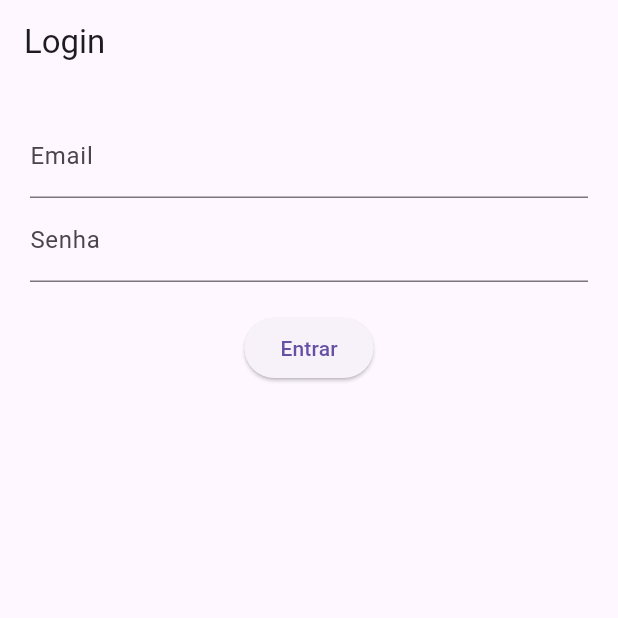
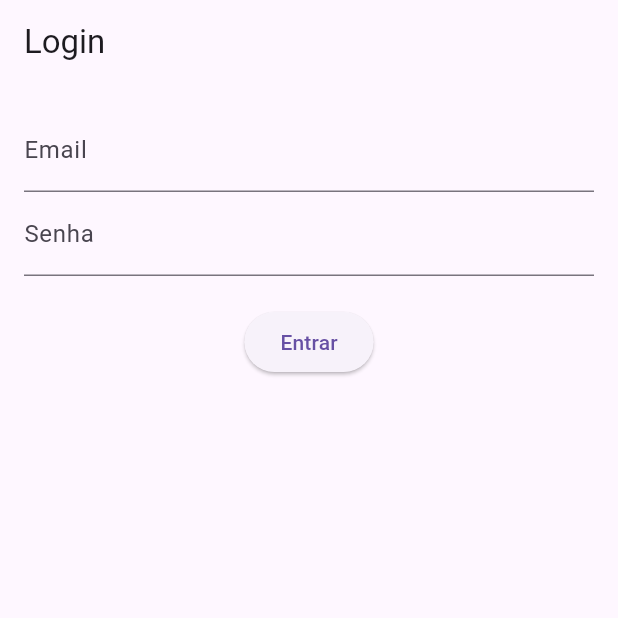
Before and after one commit to jhamiljeferson/sistema, a Flutter app: the screen it shows after launch, on a phone screen of 412 x 824 dp, the top half of it. Run offline on Flutter 3.47's test engine with Material 3 defaults, Android fonts, the phone set to English and light mode, and no system bars; our stand-ins replace shared_preferences.

Commit message:
Atualização do código com melhorias

```diff
--- a/teste_api/lib/main.dart
+++ b/teste_api/lib/main.dart
@@ -1,23 +1,29 @@
-
 import 'package:flutter/material.dart';
 import 'package:provider/provider.dart';
+import 'package:teste_api/screens/task_screen.dart';
+import 'services/auth_service.dart';
 import 'screens/login_screen.dart';
-import 'services/auth_service.dart';
 
 void main() {
   runApp(
-    ChangeNotifierProvider(create: (_) => AuthService(), child: const MyApp()),
+    ChangeNotifierProvider(
+      create: (_) => AuthService()..loadToken(),
+      child: MyApp(),
+    ),
   );
 }
 
 class MyApp extends StatelessWidget {
-  const MyApp({super.key});
   @override
   Widget build(BuildContext context) {
     return MaterialApp(
-      title: 'ToDo App',
+      title: 'App de Tarefas',
       theme: ThemeData(primarySwatch: Colors.blue),
-      home: const LoginScreen(),
+      home: Consumer<AuthService>(
+        builder: (context, auth, _) {
+          return auth.token == null ? LoginScreen() : TasksScreen();
+        },
+      ),
     );
   }
 }
--- a/teste_api/lib/models/task.dart
+++ b/teste_api/lib/models/task.dart
@@ -1,15 +1,11 @@
 class Task {
-  final String id;
+  final int id;
   final String title;
-  final bool completed;
+  bool completed;
 
   Task({required this.id, required this.title, required this.completed});
 
   factory Task.fromJson(Map<String, dynamic> json) {
-    return Task(
-      id: json['id']?.toString() ?? '',
-      title: json['title'] ?? '',
-      completed: json['completed'] ?? false,
-    );
+    return Task(id: json['id'], title: json['title'], completed: json['done']);
   }
 }
--- a/teste_api/lib/screens/login_screen.dart
+++ b/teste_api/lib/screens/login_screen.dart
@@ -1,57 +1,54 @@
-
 import 'package:flutter/material.dart';
 import 'package:provider/provider.dart';
 import '../services/auth_service.dart';
-import 'task_screen.dart';
 
 class LoginScreen extends StatefulWidget {
-  const LoginScreen({super.key});
-
   @override
-  State<LoginScreen> createState() => _LoginScreenState();
+  _LoginScreenState createState() => _LoginScreenState();
 }
 
 class _LoginScreenState extends State<LoginScreen> {
-  final emailCtrl = TextEditingController();
-  final passCtrl = TextEditingController();
-  bool error = false;
+  final _emailController = TextEditingController();
+  final _passwordController = TextEditingController();
+  bool _loading = false;
+
+  Future<void> _login() async {
+    setState(() => _loading = true);
+    final auth = Provider.of<AuthService>(context, listen: false);
+    bool success = await auth.login(
+      _emailController.text,
+      _passwordController.text,
+    );
+    setState(() => _loading = false);
+
+    if (!success) {
+      ScaffoldMessenger.of(
+        context,
+      ).showSnackBar(SnackBar(content: Text("Login falhou!")));
+    }
+  }
 
   @override
   Widget build(BuildContext context) {
-    final auth = Provider.of<AuthService>(context);
-
     return Scaffold(
-      appBar: AppBar(title: const Text("Login")),
+      appBar: AppBar(title: Text("Login")),
       body: Padding(
-        padding: const EdgeInsets.all(20.0),
+        padding: const EdgeInsets.all(16.0),
         child: Column(
           children: [
             TextField(
-              controller: emailCtrl,
-              decoration: const InputDecoration(labelText: "Email"),
+              controller: _emailController,
+              decoration: InputDecoration(labelText: "Email"),
             ),
             TextField(
-              controller: passCtrl,
-              decoration: const InputDecoration(labelText: "Senha"),
+              controller: _passwordController,
+              decoration: InputDecoration(labelText: "Senha"),
               obscureText: true,
             ),
-            const SizedBox(height: 20),
-            ElevatedButton(
-              onPressed: () async {
-                bool success = await auth.login(emailCtrl.text, passCtrl.text);
-                if (success) {
-                  Navigator.pushReplacement(
-                    context,
-                    MaterialPageRoute(builder: (_) => const TaskScreen()),
-                  );
-                } else {
-                  setState(() => error = true);
-                }
-              },
-              child: const Text("Entrar"),
-            ),
-            if (error)
-              const Text("Erro no login", style: TextStyle(color: Colors.red)),
+            SizedBox(height: 20),
+            _loading
+                ? CircularProgressIndicator()
+                : ElevatedButton(onPressed: _login, child: Text("Entrar")),
           ],
         ),
       ),
```
Also changed, not shown: teste_api/lib/screens/task_screen.dart (+59 -26 lines), teste_api/lib/services/auth_service.dart (+86 -34 lines), 4 other files.
